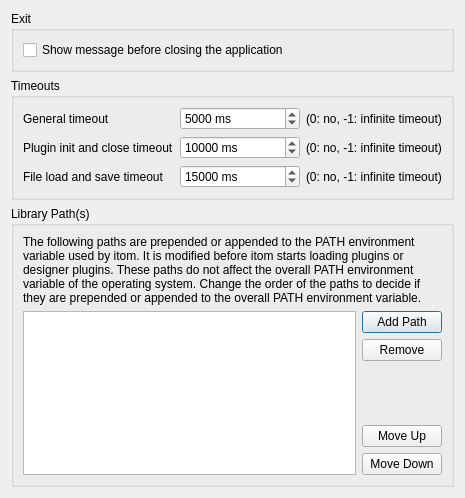
Old version of the form Qitom/ui/widgetPropGeneralApplication.ui in the repository itom-project/itom.
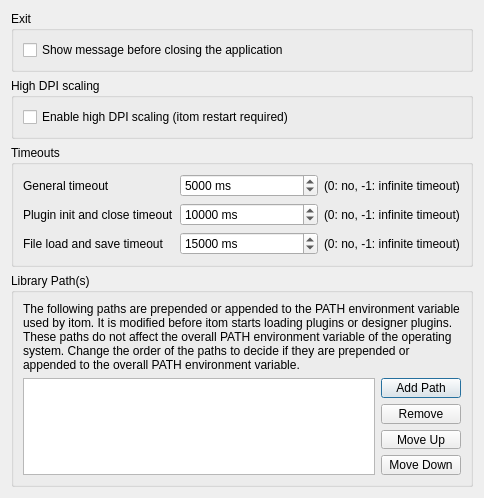
New version of the form.

Commit message: added high DPI Scaling to itom property by saveing a file into the build/QItom folder to check if the setting was set (check is necessary before the QApplication class starts).

Patch:
```diff
--- a/Qitom/ui/widgetPropGeneralApplication.ui
+++ b/Qitom/ui/widgetPropGeneralApplication.ui
@@ -6,7 +6,7 @@
    <rect>
     <x>0</x>
     <y>0</y>
-    <width>465</width>
+    <width>484</width>
     <height>498</height>
    </rect>
   </property>
@@ -30,6 +30,22 @@
      </layout>
     </widget>
    </item>
+   <item>
+    <widget class="QGroupBox" name="groupBox_4">
+     <property name="title">
+      <string>High DPI scaling</string>
+     </property>
+     <layout class="QGridLayout" name="gridLayout_2">
+      <item row="0" column="0">
+       <widget class="QCheckBox" name="checkHighDPIScaling">
+        <property name="text">
+         <string>Enable high DPI scaling (itom restart required)</string>
+        </property>
+       </widget>
+      </item>
+     </layout>
+    </widget>
+   </item>
    <item>
     <widget class="QGroupBox" name="groupBox_3">
      <property name="minimumSize">
```
The commit also changes 4 other files.
